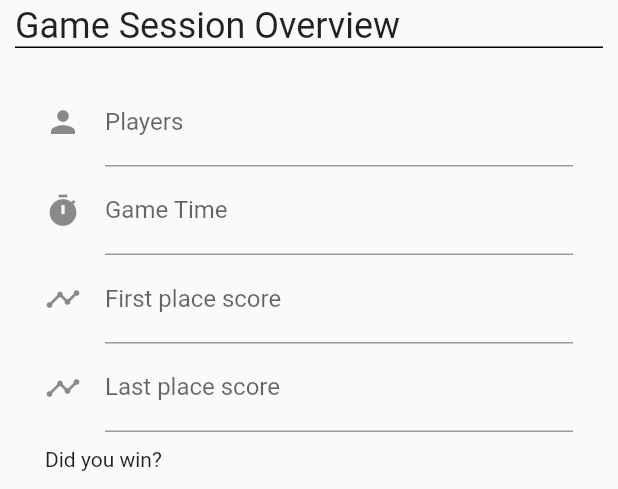
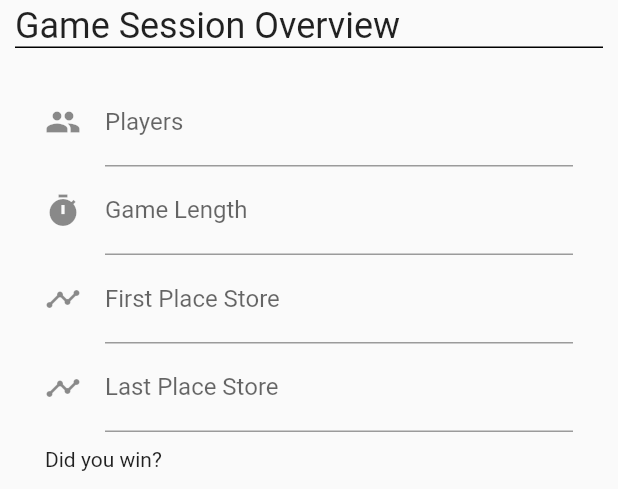
Before and after one commit to fuzzybinary/unpub_app, a Flutter app: the FeedbackScreen widget shown alone on an empty page, opened directly, on a phone screen of 412 x 824 dp. Shown: the part 270-759 px from the top of the screen. Run offline on Flutter 3.47's test engine with Material 2 defaults, Android fonts, the phone set to English and light mode, and no system bars; generated files the repository leaves out were written again; network calls fail.

Commit message:
Adding form submission to feedback form.
Also some major refactoring of a few pages.

```diff
--- a/lib/screens/feedback_screen.dart
+++ b/lib/screens/feedback_screen.dart
@@ -1,20 +1,60 @@
 import 'package:flutter/material.dart';
 import 'package:flutter/widgets.dart';
+import 'package:unpub/models.dart';
 import 'package:unpub/screens/feedback_screen_bloc.dart';
 import 'package:unpub/screens/game_list_screen.dart';
 
+@immutable
+class _SimpleTextField extends StatelessWidget {
+  final TextEditingController _controller;
+
+  final ValueChanged<String> onChanged;
+  final String label;
+  final String hintText;
+  final Icon icon;
+
+  _SimpleTextField({
+    Key key,
+    String value,
+    this.onChanged,
+    this.label,
+    this.hintText,
+    this.icon,
+  })  : _controller = TextEditingController(
+          text: value,
+        ),
+        super(key: key);
+
+  @override
+  Widget build(BuildContext context) {
+    return TextField(
+      decoration:
+          InputDecoration(labelText: label, hintText: hintText, icon: icon),
+      onChanged: onChanged,
+    );
+  }
+}
+
 class FeedbackScreen extends StatefulWidget {
+  const FeedbackScreen({Key key, this.initialGame}) : super(key: key);
+
+  final GameSummary initialGame;
+
   @override
-  _FeedbackScreenState createState() => _FeedbackScreenState();
+  _FeedbackScreenState createState() => _FeedbackScreenState(initialGame);
 }
 
 class _FeedbackScreenState extends State<FeedbackScreen> {
-  FeedbackScreenBloc bloc = FeedbackScreenBloc();
+  final FeedbackScreenBloc bloc;
+
+  _FeedbackScreenState(GameSummary initialGame)
+      : bloc = FeedbackScreenBloc(initialGame);
 
   @override
   Widget build(BuildContext context) {
     final theme = Theme.of(context);
-    return Column(
+    return Material(
+      child: Column(
         children: <Widget>[
           IntrinsicHeight(
             child: AppBar(
@@ -58,12 +98,19 @@ class _FeedbackScreenState extends State<FeedbackScreen> {
                       padding: EdgeInsets.all(20),
                       child: _buildThirdPage(context),
                     ),
+                    Container(
+                        alignment: Alignment.center,
+                        child: FlatButton(
+                          child: Text('Submit Feedback'),
+                          onPressed: () => bloc.submitFeedback(),
+                        )),
                   ],
                 ),
               ),
             ),
           ),
         ],
+      ),
     );
   }
 
@@ -103,29 +150,45 @@ class _FeedbackScreenState extends State<FeedbackScreen> {
     return Column(
       crossAxisAlignment: CrossAxisAlignment.start,
       children: <Widget>[
-        TextFormField(
-          decoration: InputDecoration(
-            labelText: 'Players',
-            icon: Icon(Icons.person),
+        _SimpleTextField(
+          value: bloc.players,
+          label: 'Players',
+          icon: Icon(Icons.people),
+          onChanged: (value) {
+            setState(() {
+              bloc.players = value;
+            });
+          },
         ),
+        _SimpleTextField(
+          value: bloc.gameTime,
+          label: 'Game Length',
+          icon: Icon(Icons.timer),
+          onChanged: (value) {
+            setState(() {
+              bloc.gameTime = value;
+            });
+          },
         ),
-        TextFormField(
-          decoration: InputDecoration(
-              labelText: 'Game Time',
-              hintText: 'in minutes',
-              icon: Icon(Icons.timer)),
+        _SimpleTextField(
+          value: bloc.firstPlaceScore,
+          label: 'First Place Store',
+          icon: Icon(Icons.timeline),
+          onChanged: (value) {
+            setState(() {
+              bloc.firstPlaceScore = value;
+            });
+          },
         ),
-        TextFormField(
-          decoration: InputDecoration(
-            labelText: 'First place score',
+        _SimpleTextField(
+          value: bloc.lastPlaceStore,
+          label: 'Last Place Store',
           icon: Icon(Icons.timeline),
-          ),
-        ),
-        TextFormField(
-          decoration: InputDecoration(
-            labelText: 'Last place score',
-            icon: Icon(Icons.timeline),
-          ),
+          onChanged: (value) {
+            setState(() {
+              bloc.lastPlaceStore = value;
+            });
+          },
         ),
         _buildChoiceButtonBar(
           context: context,
@@ -265,15 +328,23 @@ class _FeedbackScreenState extends State<FeedbackScreen> {
     );
   }
 
-  Widget _buildFreeForm({String labelText}) {
+  Widget _buildFreeForm(
+      {String labelText, String value, ValueChanged<String> onChanged}) {
     return Container(
       padding: EdgeInsets.only(top: 5, bottom: 5),
-      child: TextFormField(
+      child: TextField(
         decoration: InputDecoration(
           labelText: labelText,
           border: OutlineInputBorder(borderSide: BorderSide(width: 1)),
         ),
         maxLines: 5,
+        //controller:
+        //    TextEditingController.fromValue(TextEditingValue(text: value)),
+        onChanged: (value) {
+          setState(() {
+            onChanged(value);
+          });
+        },
       ),
     );
   }
@@ -294,6 +365,8 @@ class _FeedbackScreenState extends State<FeedbackScreen> {
         ),
         _buildFreeForm(
           labelText: 'If so, why?',
+          value: bloc.predictableWhy,
+          onChanged: (value) => bloc.predictableWhy = value,
         ),
         _buildChoiceButtonBar(
           context: context,
@@ -317,12 +390,18 @@ class _FeedbackScreenState extends State<FeedbackScreen> {
         ),
         _buildFreeForm(
           labelText: 'What is one thing you would change?',
+          value: bloc.oneChange,
+          onChanged: (value) => bloc.oneChange = value,
         ),
         _buildFreeForm(
           labelText: 'What was your favorite part of this game?',
+          value: bloc.favoritePart,
+          onChanged: (value) => bloc.favoritePart = value,
         ),
         _buildFreeForm(
           labelText: 'Additional comments?',
+          value: bloc.additionalComments,
+          onChanged: (value) => bloc.additionalComments = value,
         )
       ],
     );
--- a/lib/screens/feedback_screen_bloc.dart
+++ b/lib/screens/feedback_screen_bloc.dart
@@ -1,9 +1,17 @@
 import 'package:unpub/models.dart';
+import 'package:unpub/unpub_service.dart';
 
 enum DiscreetAnswer { Yes, No, Maybe }
 
 class FeedbackScreenBloc {
+  FeedbackScreenBloc(this.selectedGame);
+
   GameSummary selectedGame;
+
+  String players = '';
+  String gameTime = '';
+  String firstPlaceScore = '';
+  String lastPlaceStore = '';
 
   bool didWin = true;
   double gameLength = 3;
@@ -15,13 +23,51 @@ class FeedbackScreenBloc {
   double fun = 3;
 
   DiscreetAnswer endPredictable = DiscreetAnswer.Yes;
-  String predictableWhy;
+  String predictableWhy = '';
   DiscreetAnswer playAgain = DiscreetAnswer.Yes;
   DiscreetAnswer buy = DiscreetAnswer.Yes;
 
-  String oneChange;
-  String favoritePart;
-  String additionalComments;
+  String oneChange = '';
+  String favoritePart = '';
+  String additionalComments = '';
 
-  Future<void> submitFeedback() async {}
+  Future<bool> submitFeedback() async {
+    // TODO: This should be a model handed off to the UnpubService but serialize here for now
+    final fields = {
+      'game': selectedGame.id.toString(),
+      'winner': didWin ? '1' : '0',
+      'players': players,
+      'gtime': gameTime,
+      'wscore': firstPlaceScore,
+      'lscore': lastPlaceStore,
+      'length': gameLength.toStringAsFixed(0),
+      'learn': easeOfLearning.toStringAsFixed(0),
+      'downtime': playerDownTime.toStringAsFixed(0),
+      'decision': gameDecisions.toStringAsFixed(0),
+      'interactive': gameDecisions.toStringAsFixed(0),
+      'original': gameDecisions.toStringAsFixed(0),
+      'fun': fun.toStringAsFixed(0),
+      'predict': _serializeDiscreetAnswer(endPredictable),
+      'predicty': predictableWhy,
+      'again': _serializeDiscreetAnswer(playAgain),
+      'purchase': _serializeDiscreetAnswer(buy),
+      'change': oneChange,
+      'favorite': favoritePart,
+      'comments': additionalComments
+    };
+
+    return await UnpubService().submitFeedback(fields);
+  }
+
+  String _serializeDiscreetAnswer(DiscreetAnswer answer) {
+    switch (answer) {
+      case DiscreetAnswer.Yes:
+        return '3';
+      case DiscreetAnswer.Maybe:
+        return '2';
+      case DiscreetAnswer.No:
+        return '1';
+    }
+    return '1';
+  }
 }
```
Also changed, not shown: lib/main.dart (+2 -76 lines), lib/screens/game_details_screen.dart (+9 -1 lines), lib/screens/root_screen.dart (added, +76 -0 lines), lib/unpub_service.dart (+12 -2 lines). Lines whose indentation alone changed are shown as unchanged.
